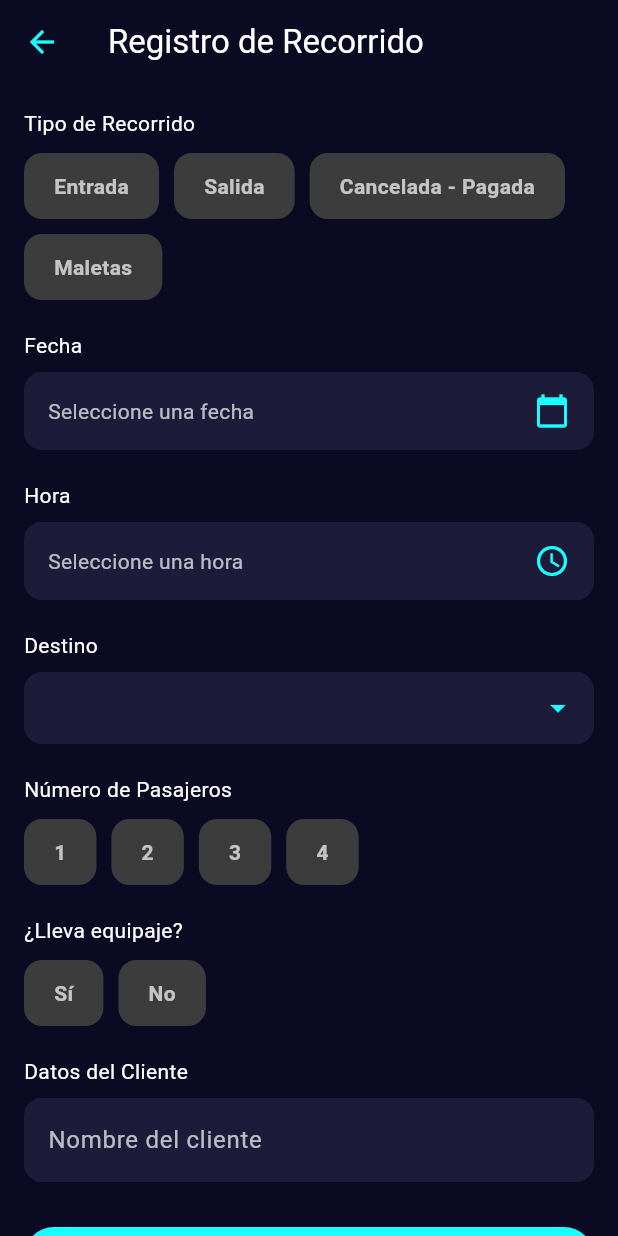
After one commit to Area51-espe/Avianca-EMSA, a Flutter app: the RegistroRecorridoScreen screen opened directly, on a phone screen of 412 x 824 dp. The commit adds this screen. Run offline on Flutter 3.47's test engine with Material 3 defaults, Android fonts, the phone set to English and light mode, and no system bars; our stand-ins replace firebase_core; accounts and stored records are empty.

Commit message:
Registro recorrido

```diff
--- /dev/null
+++ b/lib/registro_recorrido.dart
@@ -0,0 +1,269 @@
+import 'package:flutter/material.dart';
+import 'package:intl/intl.dart'; // Asegúrate de que esta importación esté presente
+
+class RegistroRecorridoScreen extends StatefulWidget {
+  const RegistroRecorridoScreen({super.key});
+
+  @override
+  State<RegistroRecorridoScreen> createState() => _RegistroRecorridoScreenState();
+}
+
+class _RegistroRecorridoScreenState extends State<RegistroRecorridoScreen> {
+  String? tipoRecorrido;
+  DateTime? fecha;
+  TimeOfDay? hora;
+  String? destino;
+  int? pasajeros;
+  bool? llevaEquipaje;
+  final TextEditingController nombreClienteController = TextEditingController();
+
+  final List<String> tipos = ['Entrada', 'Salida', 'Cancelada - Pagada', 'Maletas'];
+  final List<String> destinos = ['Quito', 'Guayaquil', 'Cuenca', 'Latacunga'];
+
+  void seleccionarFecha() async {
+    final DateTime? picked = await showDatePicker(
+      context: context,
+      initialDate: fecha ?? DateTime.now(),
+      firstDate: DateTime(2022),
+      lastDate: DateTime(2100),
+      builder: (context, child) => Theme(
+        data: ThemeData.dark(),
+        child: child!,
+      ),
+    );
+    if (picked != null) {
+      setState(() => fecha = picked);
+    }
+  }
+
+  void seleccionarHora() async {
+    final TimeOfDay? picked = await showTimePicker(
+      context: context,
+      initialTime: hora ?? TimeOfDay.now(),
+      builder: (context, child) => Theme(
+        data: ThemeData.dark(),
+        child: child!,
+      ),
+    );
+    if (picked != null) {
+      setState(() => hora = picked);
+    }
+  }
+
+  Widget buildToggleGroup<T>({
+    required List<T> items,
+    required T? selected,
+    required void Function(T) onSelected,
+    required String Function(T) labelBuilder,
+  }) {
+    return Wrap(
+      spacing: 10,
+      runSpacing: 10,
+      children: items.map((item) {
+        final bool isSelected = item == selected;
+        return GestureDetector(
+          onTap: () => onSelected(item),
+          child: Container(
+            padding: const EdgeInsets.symmetric(horizontal: 20, vertical: 12),
+            decoration: BoxDecoration(
+              color: isSelected ? Colors.cyanAccent : const Color(0xFF3C3C3C),
+              borderRadius: BorderRadius.circular(12),
+            ),
+            child: Text(
+              labelBuilder(item),
+              style: TextStyle(
+                color: isSelected ? Colors.black : Colors.white70,
+                fontWeight: FontWeight.bold,
+              ),
+            ),
+          ),
+        );
+      }).toList(),
+    );
+  }
+
+  Widget buildDropdown<T>({
+    required String label,
+    required T? value,
+    required List<T> items,
+    required void Function(T?) onChanged,
+    required String Function(T) labelBuilder,
+  }) {
+    return Column(
+      crossAxisAlignment: CrossAxisAlignment.start,
+      children: [
+        Text(label, style: const TextStyle(color: Colors.white)),
+        const SizedBox(height: 8),
+        Container(
+          padding: const EdgeInsets.symmetric(horizontal: 12),
+          decoration: BoxDecoration(
+            color: const Color(0xFF1C1C3A),
+            borderRadius: BorderRadius.circular(12),
+          ),
+          child: DropdownButtonFormField<T>(
+            dropdownColor: const Color(0xFF1C1C3A),
+            value: value,
+            items: items.map((item) {
+              return DropdownMenuItem(
+                value: item,
+                child: Text(labelBuilder(item), style: const TextStyle(color: Colors.white)),
+              );
+            }).toList(),
+            onChanged: onChanged,
+            decoration: const InputDecoration(border: InputBorder.none),
+            iconEnabledColor: Colors.cyanAccent,
+          ),
+        ),
+      ],
+    );
+  }
+
+  void guardarRecorrido() {
+    ScaffoldMessenger.of(context).showSnackBar(
+      const SnackBar(content: Text("Recorrido guardado correctamente")),
+    );
+  }
+
+  @override
+  Widget build(BuildContext context) {
+    return Scaffold(
+      backgroundColor: const Color(0xFF0A0A23),
+      appBar: AppBar(
+        backgroundColor: const Color(0xFF0A0A23),
+        title: const Text("Registro de Recorrido", style: TextStyle(color: Colors.white)),
+        leading: IconButton(
+          icon: const Icon(Icons.arrow_back, color: Colors.cyanAccent),
+          onPressed: () => Navigator.pop(context),
+        ),
+      ),
+      body: SingleChildScrollView(
+        padding: const EdgeInsets.all(16),
+        child: Column(
+          crossAxisAlignment: CrossAxisAlignment.start,
+          children: [
+            const Text("Tipo de Recorrido", style: TextStyle(color: Colors.white)),
+            const SizedBox(height: 10),
+            buildToggleGroup<String>(
+              items: tipos,
+              selected: tipoRecorrido,
+              onSelected: (val) => setState(() => tipoRecorrido = val),
+              labelBuilder: (val) => val,
+            ),
+            const SizedBox(height: 20),
+            const Text("Fecha", style: TextStyle(color: Colors.white)),
+            const SizedBox(height: 8),
+            GestureDetector(
+              onTap: seleccionarFecha,
+              child: Container(
+                padding: const EdgeInsets.symmetric(horizontal: 16, vertical: 14),
+                decoration: BoxDecoration(
+                  color: const Color(0xFF1C1C3A),
+                  borderRadius: BorderRadius.circular(12),
+                ),
+                child: Row(
+                  children: [
+                    Expanded(
+                      child: Text(
+                        fecha != null
+                            ? DateFormat('dd/MM/yyyy').format(fecha!) // Formatea la fecha
+                            : 'Seleccione una fecha',
+                        style: const TextStyle(color: Colors.white70),
+                      ),
+                    ),
+                    const Icon(Icons.calendar_today, color: Colors.cyanAccent),
+                  ],
+                ),
+              ),
+            ),
+            const SizedBox(height: 20),
+            const Text("Hora", style: TextStyle(color: Colors.white)),
+            const SizedBox(height: 8),
+            GestureDetector(
+              onTap: seleccionarHora,
+              child: Container(
+                padding: const EdgeInsets.symmetric(horizontal: 16, vertical: 14),
+                decoration: BoxDecoration(
+                  color: const Color(0xFF1C1C3A),
+                  borderRadius: BorderRadius.circular(12),
+                ),
+                child: Row(
+                  children: [
+                    Expanded(
+                      child: Text(
+                        hora != null
+                            ? hora!.format(context)
+                            : 'Seleccione una hora',
+                        style: const TextStyle(color: Colors.white70),
+                      ),
+                    ),
+                    const Icon(Icons.access_time, color: Colors.cyanAccent),
+                  ],
+                ),
+              ),
+            ),
+            const SizedBox(height: 20),
+            buildDropdown<String>(
+              label: "Destino",
+              value: destino,
+              items: destinos,
+              onChanged: (val) => setState(() => destino = val),
+              labelBuilder: (val) => val,
+            ),
+            const SizedBox(height: 20),
+            const Text("Número de Pasajeros", style: TextStyle(color: Colors.white)),
+            const SizedBox(height: 10),
+            buildToggleGroup<int>(
+              items: [1, 2, 3, 4],
+              selected: pasajeros,
+              onSelected: (val) => setState(() => pasajeros = val),
+              labelBuilder: (val) => val.toString(),
+            ),
+            const SizedBox(height: 20),
+            const Text("¿Lleva equipaje?", style: TextStyle(color: Colors.white)),
+            const SizedBox(height: 10),
+            buildToggleGroup<bool>(
+              items: [true, false],
+              selected: llevaEquipaje,
+              onSelected: (val) => setState(() => llevaEquipaje = val),
+              labelBuilder: (val) => val ? "Sí" : "No",
+            ),
+            const SizedBox(height: 20),
+            const Text("Datos del Cliente", style: TextStyle(color: Colors.white)),
+            const SizedBox(height: 8),
+            TextField(
+              controller: nombreClienteController,
+              style: const TextStyle(color: Colors.white),
+              decoration: InputDecoration(
+                hintText: 'Nombre del cliente',
+                hintStyle: const TextStyle(color: Colors.white70),
+                filled: true,
+                fillColor: const Color(0xFF1C1C3A),
+                border: OutlineInputBorder(
+                  borderRadius: BorderRadius.circular(12),
+                  borderSide: BorderSide.none,
+                ),
+              ),
+            ),
+            const SizedBox(height: 30),
+            SizedBox(
+              width: double.infinity,
+              child: ElevatedButton.icon(
+                onPressed: guardarRecorrido,
+                icon: const Icon(Icons.save, color: Colors.black),
+                label: const Text("GUARDAR RECORRIDO"),
+                style: ElevatedButton.styleFrom(
+                  backgroundColor: Colors.cyanAccent,
+                  foregroundColor: Colors.black,
+                  padding: const EdgeInsets.symmetric(vertical: 16),
+                  shape: RoundedRectangleBorder(
+                    borderRadius: BorderRadius.circular(20),
+                  ),
+                ),
+              ),
+            ),
+          ],
+        ),
+      ),
+    );
+  }
+}
--- a/pubspec.yaml
+++ b/pubspec.yaml
@@ -14,6 +14,7 @@ dependencies:
   firebase_core: ^2.32.0         # usa la versión más reciente declarada
   firebase_auth: ^4.16.0         # usa la más reciente también
   cloud_firestore: ^4.17.5       # misma lógica, usa la más reciente
+  intl: ^0.17.0
 
 dev_dependencies:
   flutter_test:
```
Also changed, not shown: lib/dashboard.dart (added, +133 -0 lines), lib/login.dart (+30 -23 lines), lib/main.dart (+6 -1 lines), lib/register.dart (+31 -21 lines), pubspec.lock.
